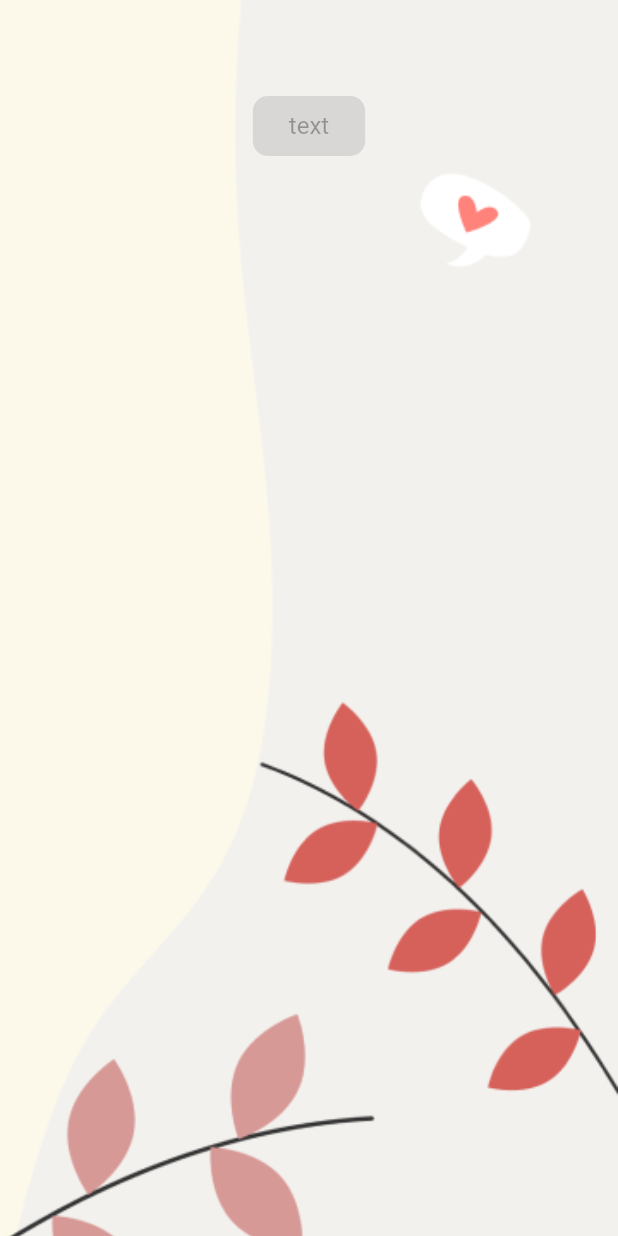
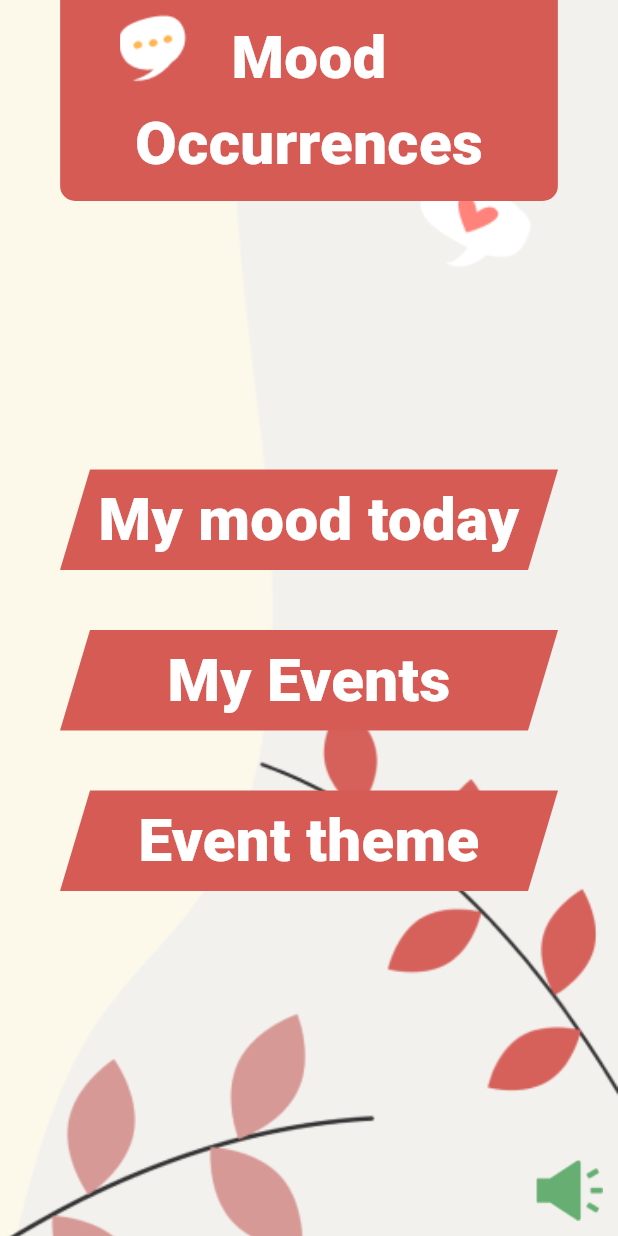
Before and after one commit to dobean99/mood_occurrences, a Flutter app: the screen it shows after launch, on a phone screen of 412 x 824 dp. Run offline on Flutter 3.47's test engine with Material 3 defaults, Android fonts, the phone set to English and light mode, and no system bars; our stand-ins replace google_fonts.

Commit message:
add some screen

```diff
--- a/lib/config/assets/png_assets.dart
+++ b/lib/config/assets/png_assets.dart
@@ -3,6 +3,9 @@ class PngAssets {
   static String get menuBG => 'menu_bg'.png;
   static String get volunmOff => 'volunm_off'.png;
   static String get volunmOn => 'volunm_on'.png;
+  static String get message => 'message'.png;
+  static String get back => 'back'.png;
+
   const PngAssets._();
 }
 
--- a/lib/config/theme/app_theme.dart
+++ b/lib/config/theme/app_theme.dart
@@ -62,7 +62,7 @@ class AppTheme {
     brightness: Brightness.dark,
 
     /// Primary Color
-    primaryColor: AppColors.primaryColor,
+    primaryColor: AppColors.greyColor,
 
     /// Scaffold and Background color
     scaffoldBackgroundColor: const Color(0xff161616),
--- a/lib/core/constants/app_colors.dart
+++ b/lib/core/constants/app_colors.dart
@@ -1,18 +1,18 @@
 import 'package:flutter/material.dart';
 
 class AppColors {
-  static const Color primaryColor = Color(0xFF232323);
-  static const Color howlingPink = Color(0xFFE20E50);
-  static const Color doveGrey = Color(0xFF6d6d6d);
-  static const Color blackColor = Colors.black;
+  static const Color greyColor = Color(0xFF494B53);
+  static const Color greenColor = Color(0xFF10AE2B);
+  static const Color redColor = Color(0xFFD65B55);
+  static const Color blackColor = Color(0xFF151515);
+  static const Color yellowColor = Color(0xFFF8C631);
   static const Color whiteColor = Colors.white;
-  static const Color lightTextColor = Color.fromRGBO(122, 134, 154, 1);
 
-  static Shader linearGradient = const LinearGradient(
-    colors: <Color>[blackColor, primaryColor, doveGrey],
-  ).createShader(const Rect.fromLTWH(0.0, 0.0, 0.0, 0.0));
+//   static Shader linearGradient = const LinearGradient(
+//     colors: <Color>[blackColor, primaryColor, doveGrey],
+//   ).createShader(const Rect.fromLTWH(0.0, 0.0, 0.0, 0.0));
 
-  static const LinearGradient blackToGrey = LinearGradient(
-    colors: <Color>[blackColor, primaryColor, doveGrey],
-  );
+//   static const LinearGradient blackToGrey = LinearGradient(
+//     colors: <Color>[blackColor, primaryColor, doveGrey],
+//   );
 }
--- a/lib/core/constants/app_constants.dart
+++ b/lib/core/constants/app_constants.dart
@@ -1,7 +1,7 @@
 class AppConstants {
   static const titleFontSize = 40.0;
   static const bigButtonFontSize = 24.0;
-  static const mediumFontSize = 20.0;
+  static const mediumFontSize = 22.0;
   static const smallFontSize = 16.0;
 
   static const borderRadius = 50.0;
--- a/lib/screens/menu_screen.dart
+++ b/lib/screens/menu_screen.dart
@@ -1,18 +1,74 @@
 import 'package:flutter/material.dart';
+import 'package:mood_occurrences/config/assets/assets.dart';
+import 'package:mood_occurrences/core/constants/app_constants.dart';
+import 'package:mood_occurrences/screens/my_mood_today_screen.dart';
 import 'package:mood_occurrences/screens/shared/commons/base_layout.dart';
-import 'package:mood_occurrences/screens/shared/commons/custom_buttom.dart';
+import 'package:mood_occurrences/screens/shared/commons/circle_stroke_button.dart';
+import 'package:mood_occurrences/screens/shared/commons/parallelogram_button.dart';
+import 'package:mood_occurrences/screens/shared/commons/rounded_container.dart';
 
 class MenuScreen extends StatelessWidget {
   const MenuScreen({Key? key}) : super(key: key);
 
   @override
   Widget build(BuildContext context) {
-    return const BaseLayout(
+    return BaseLayout(
       body: Column(
+        mainAxisAlignment: MainAxisAlignment.spaceBetween,
         children: [
-          CustomButton(
-            text: "text",
-          )
+          RoundedContainer(
+            child: IntrinsicWidth(
+              child: Padding(
+                padding: const EdgeInsets.symmetric(horizontal: 40.0),
+                child: Stack(
+                  children: [
+                    Positioned(
+                        left: -10,
+                        top: 0,
+                        child: Image.asset(PngAssets.message)),
+                    const Padding(
+                      padding: EdgeInsets.all(10.0),
+                      child: Text(
+                        "Mood\nOccurrences",
+                        style: TextStyle(
+                            color: Colors.white,
+                            fontSize: AppConstants.titleFontSize,
+                            fontWeight: FontWeight.w900),
+                        textAlign: TextAlign.center,
+                      ),
+                    ),
+                  ],
+                ),
+              ),
+            ),
+          ),
+          Column(
+            children: [
+              ParallelogramButton(
+                  onPressed: () {
+                    Navigator.push(
+                      context,
+                      MaterialPageRoute(
+                          builder: (context) => const MyMoodTodayScreen()),
+                    );
+                  },
+                  text: "My mood today"),
+              const SizedBox(
+                height: 40,
+              ),
+              ParallelogramButton(onPressed: () {}, text: "My Events"),
+              const SizedBox(
+                height: 40,
+              ),
+              ParallelogramButton(onPressed: () {}, text: "Event theme"),
+            ],
+          ),
+          Align(
+              alignment: Alignment.bottomRight,
+              child: Padding(
+                padding: const EdgeInsets.only(right: 10.0, bottom: 10.0),
+                child: CircleStrokeButton(iconPath: PngAssets.volunmOn),
+              )),
         ],
       ),
     );
--- a/lib/screens/shared/commons/base_layout.dart
+++ b/lib/screens/shared/commons/base_layout.dart
@@ -18,32 +18,8 @@ class BaseLayout extends StatelessWidget {
             ),
           ),
           child: Center(
-          child: Stack(
-            alignment: Alignment.center,
-            children: [
-              Column(
-                children: [
-                  const Column(
-                    crossAxisAlignment: CrossAxisAlignment.center,
-                    mainAxisAlignment: MainAxisAlignment.center,
-                    children: [],
-                  ),
-                  const SizedBox(
-                    height: 60,
-                  ),
-                  body ?? Container(),
-                ],
-              ),
-              const Positioned(
-                top: 0,
-                child: Padding(
-                  padding: EdgeInsets.only(bottom: 30.0),
-                ),
-              ),
-            ],
-          ),
-        ),
-      ),
+            child: body ?? Container(),
+          )),
     );
   }
 }
--- /dev/null
+++ b/lib/screens/shared/commons/circle_stroke_button.dart
@@ -0,0 +1,27 @@
+import 'package:flutter/material.dart';
+
+class CircleStrokeButton extends StatelessWidget {
+  final VoidCallback? onPressed;
+  final String iconPath;
+  final double? width;
+  final bool isEnable;
+  final double? scale;
+
+  const CircleStrokeButton({
+    super.key,
+    this.onPressed,
+    this.width,
+    this.isEnable = true,
+    required this.iconPath,
+    this.scale,
+  });
+
+  @override
+  Widget build(BuildContext context) {
+    return Opacity(
+      opacity: isEnable ? 1 : 0.5,
+      child: InkWell(
+          onTap: onPressed, child: Image.asset(iconPath, scale: scale ?? 1)),
+    );
+  }
+}
--- a/lib/screens/shared/commons/commons.dart
+++ b/lib/screens/shared/commons/commons.dart
@@ -1,4 +1,3 @@
 export 'gradient_stroke_text.dart';
 export 'base_layout.dart';
 export 'custom_box_decoration.dart';
-export 'rounded_gradient_stroke_button.dart';
--- a/lib/screens/shared/commons/custom_buttom.dart
+++ b/lib/screens/shared/commons/custom_buttom.dart
@@ -1,4 +1,5 @@
 import 'package:flutter/material.dart';
+import 'package:mood_occurrences/core/constants/app_constants.dart';
 
 class CustomButton extends StatelessWidget {
   final String text;
@@ -23,10 +24,10 @@ class CustomButton extends StatelessWidget {
         shape: RoundedRectangleBorder(
           borderRadius: BorderRadius.circular(10.0),
         ),
-        textStyle: TextStyle(
-          color: textColor,
-          fontSize: 16.0,
-        ),
+        textStyle: const TextStyle(
+            color: Colors.white,
+            fontSize: AppConstants.titleFontSize,
+            fontWeight: FontWeight.w900),
       ),
       child: Text(text),
     );
--- /dev/null
+++ b/lib/screens/shared/commons/parallelogram_button.dart
@@ -0,0 +1,55 @@
+import 'package:flutter/material.dart';
+import 'package:mood_occurrences/core/constants/app_colors.dart';
+import 'package:mood_occurrences/core/constants/app_constants.dart';
+
+class ParallelogramButton extends StatelessWidget {
+  final VoidCallback onPressed;
+  final String text;
+
+  const ParallelogramButton(
+      {super.key, required this.onPressed, required this.text});
+
+  @override
+  Widget build(BuildContext context) {
+    return GestureDetector(
+      onTap: onPressed,
+      child: CustomPaint(
+        painter: ParallelogramPainter(),
+        child: Container(
+          padding: const EdgeInsets.symmetric(vertical: 5.0),
+          child: Center(
+              child: Text(
+            text,
+            style: const TextStyle(
+                color: Colors.white,
+                fontSize: AppConstants.titleFontSize,
+                fontWeight: FontWeight.w900),
+            textAlign: TextAlign.center,
+          )),
+        ),
+      ),
+    );
+  }
+}
+
+class ParallelogramPainter extends CustomPainter {
+  @override
+  void paint(Canvas canvas, Size size) {
+    Paint paint = Paint()
+      ..color = AppColors.redColor; // Change the color as needed
+
+    final Path path = Path()
+      ..moveTo(40, size.height)
+      ..lineTo(size.width - 60, size.height)
+      ..lineTo(size.width - 40, 0)
+      ..lineTo(60, 0)
+      ..close();
+
+    canvas.drawPath(path, paint);
+  }
+
+  @override
+  bool shouldRepaint(CustomPainter oldDelegate) {
+    return false;
+  }
+}
--- /dev/null
+++ b/lib/screens/shared/commons/rounded_container.dart
@@ -0,0 +1,21 @@
+import 'package:flutter/material.dart';
+import 'package:mood_occurrences/core/constants/app_colors.dart';
+
+class RoundedContainer extends StatelessWidget {
+  final Widget child;
+  final Color? color;
+  const RoundedContainer({Key? key, required this.child, this.color})
+      : super(key: key);
+
+  @override
+  Widget build(BuildContext context) {
+    return Container(
+      decoration: BoxDecoration(
+          color: color ?? AppColors.redColor,
+          borderRadius: const BorderRadius.only(
+              bottomLeft: Radius.circular(10),
+              bottomRight: Radius.circular(10))),
+      child: child,
+    );
+  }
+}
```
Also changed, not shown: lib/screens/my_mood_today_screen.dart (added, +82 -0 lines), lib/screens/shared/commons/rounded_gradient_stroke_button.dart (deleted, +0 -60 lines), assets/images/back.png (added), assets/images/message.png (added), lib/screens/my_events_screen.dart (added), lib/screens/theme_screen.dart (added). Lines whose indentation alone changed are shown as unchanged.
